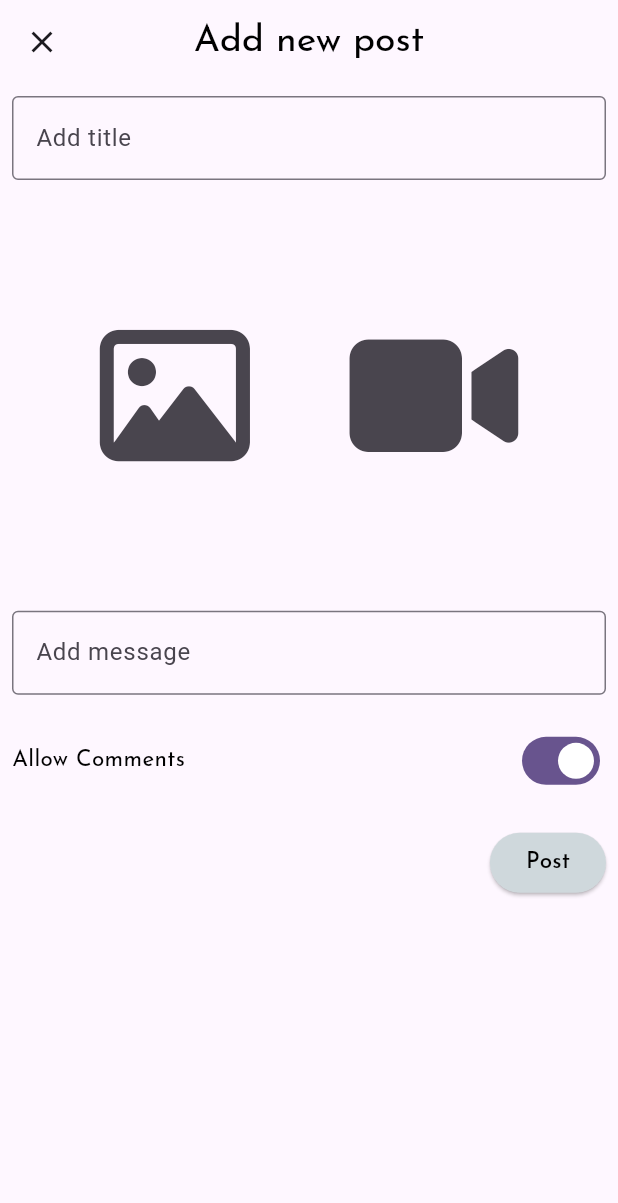
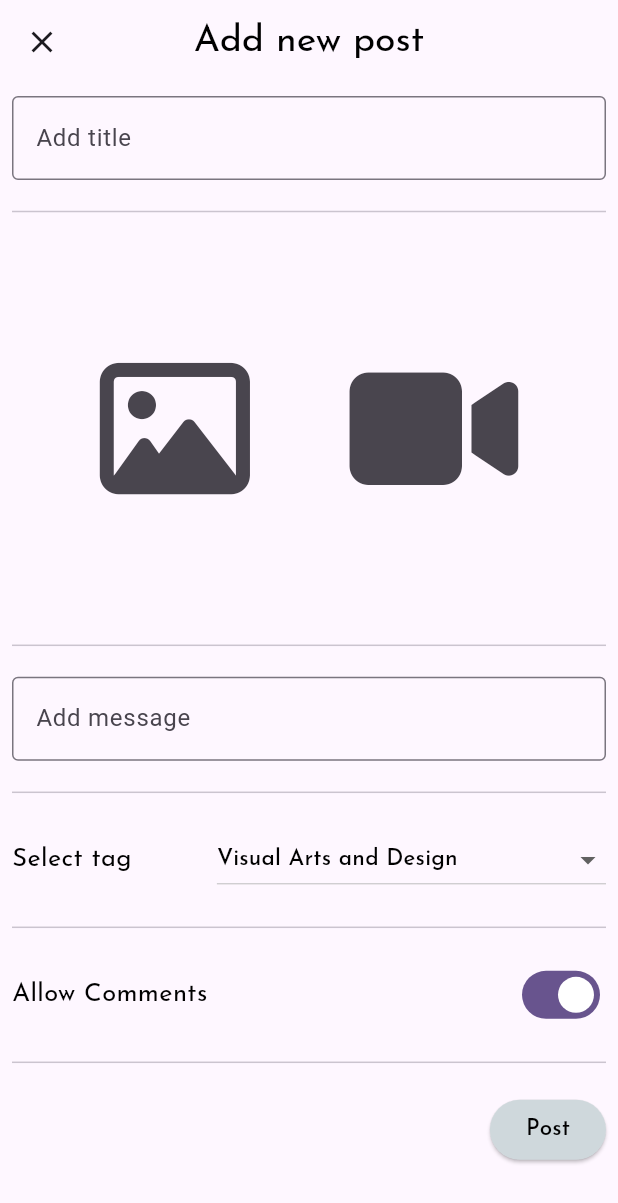
Before and after one commit to AyanDas-99/Verve, a Flutter app: the NewPostView screen opened directly, on a phone screen of 412 x 824 dp. Shown: the top 1203 px of the screen. Run offline on Flutter 3.47's test engine with Material 2 defaults, Android fonts, the phone set to English and light mode, and no system bars; our stand-ins replace chewie, cloud_firestore, firebase_auth, firebase_core, firebase_storage, flutter_hooks and 8 more; missing offline and left inert: video_thumbnail; accounts and stored records are empty.

Commit message:
confirmation dialog and new post view completed

```diff
--- a/lib/state/auth/constants/firebase_field_names.dart
+++ b/lib/state/auth/constants/firebase_field_names.dart
@@ -21,5 +21,6 @@ class FirebaseFieldNames {
   static String originalFileStorageId = 'original_file_storage_id';
   static String aspectRatio = 'aspect_ratio';
   static String createdAt = 'created_at';
+  static String tag = 'tag';
   const FirebaseFieldNames._();
 }
--- a/lib/state/post_upload/notifiers/post_upload_notifier.dart
+++ b/lib/state/post_upload/notifiers/post_upload_notifier.dart
@@ -27,6 +27,7 @@ class PostUploadNotifier extends StateNotifier<IsLoading> {
     required bool allowComments,
     required FileType fileType,
     required File file,
+    required String tag,
   }) async {
     isLoading = true;
 
@@ -109,6 +110,7 @@ class PostUploadNotifier extends StateNotifier<IsLoading> {
         thumbnailUrl: thumbnailUrl,
         thumbnailStorageId: thumbnailStorageId,
         aspectRatio: aspectRatio,
+        tag: tag,
       );
 
       await FirebaseFirestore.instance
--- a/lib/state/posts/models/post.dart
+++ b/lib/state/posts/models/post.dart
@@ -19,6 +19,7 @@ class Post {
   final String thumbnailStorageId;
   final double aspectRatio;
   final DateTime createdAt;
+  final String tag;
   const Post({
     required this.postId,
     required this.postedBy,
@@ -32,6 +33,7 @@ class Post {
     required this.thumbnailStorageId,
     required this.aspectRatio,
     required this.createdAt,
+    required this.tag,
   });
 
   Post.fromJson(Map<String, dynamic> json)
@@ -51,6 +53,7 @@ class Post {
           thumbnailStorageId: json[FirebaseFieldNames.thumbnailStorageId],
           aspectRatio: json[FirebaseFieldNames.aspectRatio],
           createdAt: (json[FirebaseFieldNames.createdAt] as Timestamp).toDate(),
+          tag: json[FirebaseFieldNames.tag],
         );
 
   @override
@@ -66,7 +69,8 @@ class Post {
       thumbnailUrl == other.thumbnailUrl &&
       thumbnailStorageId == other.thumbnailStorageId &&
       aspectRatio == other.aspectRatio &&
-      createdAt == other.createdAt;
+      createdAt == other.createdAt &&
+      tag == other.tag;
 
   @override
   // TODO: implement hashCode
@@ -83,5 +87,6 @@ class Post {
         thumbnailStorageId,
         aspectRatio,
         createdAt,
+        tag,
       ]);
 }
--- a/lib/state/posts/models/post_payload.dart
+++ b/lib/state/posts/models/post_payload.dart
@@ -18,6 +18,7 @@ class PostPayload extends MapView<String, dynamic> {
     required String thumbnailUrl,
     required String thumbnailStorageId,
     required double aspectRatio,
+    required String tag,
   }) : super({
           FirebaseFieldNames.userId: postedBy,
           FirebaseFieldNames.title: title,
@@ -30,5 +31,6 @@ class PostPayload extends MapView<String, dynamic> {
           FirebaseFieldNames.thumbnailStorageId: thumbnailStorageId,
           FirebaseFieldNames.aspectRatio: aspectRatio,
           FirebaseFieldNames.createdAt: FieldValue.serverTimestamp(),
+          FirebaseFieldNames.tag: tag,
         });
 }
--- /dev/null
+++ b/lib/views/components/dialogs/post_confirmation_dialog.dart
@@ -0,0 +1,12 @@
+import 'package:flutter/foundation.dart' show immutable;
+import 'package:verve/views/components/dialogs/get_confirmation_dialog_model.dart';
+import 'package:verve/views/constants/strings.dart';
+
+@immutable
+class PostConfirmationDialog extends GetConfirmationDialogModel {
+  PostConfirmationDialog()
+      : super(title: Strings.areYouSureYouWantToPost, entries: {
+          Strings.cancel: false,
+          Strings.confirm: true,
+        });
+}
--- a/lib/views/components/image_or_video_view.dart
+++ b/lib/views/components/image_or_video_view.dart
@@ -4,7 +4,6 @@ import 'package:flutter_hooks/flutter_hooks.dart';
 import 'package:verve/state/enums/file_type.dart';
 import 'package:verve/state/image_upload/extensions/get_aspect_ratio.dart';
 import 'package:verve/views/components/screens/video_player_view.dart';
-import 'package:verve/views/components/text/regular_text.dart';
 
 class ImageOrVideoView extends HookWidget {
   final File? file;
--- a/lib/views/components/screens/new_post_view.dart
+++ b/lib/views/components/screens/new_post_view.dart
@@ -6,9 +6,13 @@ import 'package:hooks_riverpod/hooks_riverpod.dart';
 import 'package:verve/state/enums/file_type.dart';
 import 'package:verve/state/image_upload/helper/image_picker_helper.dart';
 import 'package:verve/state/post_upload/providers/post_upload_provider.dart';
+import 'package:verve/state/providers/creative_field_list_provider.dart';
 import 'package:verve/state/user_info/providers/user_id_provider.dart';
 import 'package:verve/views/components/button.dart';
+import 'package:verve/views/components/dialogs/get_confirmation_dialog_model.dart';
+import 'package:verve/views/components/dialogs/post_confirmation_dialog.dart';
 import 'package:verve/views/components/image_or_video_view.dart';
+import 'package:verve/views/components/padded_divider.dart';
 import 'package:verve/views/components/snackbars/failure_snackbar.dart';
 import 'package:verve/views/components/snackbars/snackbar_model.dart';
 import 'package:verve/views/components/text/regular_text.dart';
@@ -17,7 +21,10 @@ import 'package:verve/views/constants/strings.dart';
 final selectedFileProvider = StateProvider.autoDispose<File?>((_) => null);
 final selectedFileTypeProvider =
     StateProvider.autoDispose<FileType?>((_) => null);
-final allowCommentsProvider = StateProvider<bool>((_) => true);
+final allowCommentsProvider = StateProvider.autoDispose<bool>((_) => true);
+final selectedTagProvider = StateProvider.autoDispose<String>((ref) {
+  return ref.watch(creativeFieldListProvider).first;
+});
 
 class NewPostView extends HookConsumerWidget {
   const NewPostView({super.key});
@@ -29,6 +36,8 @@ class NewPostView extends HookConsumerWidget {
     final fileToUpload = ref.watch(selectedFileProvider);
     final fileType = ref.watch(selectedFileTypeProvider);
     final allowComments = ref.watch(allowCommentsProvider);
+    final creativeFieldList = ref.watch(creativeFieldListProvider);
+    final selectedTag = ref.watch(selectedTagProvider);
 
     final titleController = useTextEditingController();
     final messageController = useTextEditingController();
@@ -77,10 +86,7 @@ class NewPostView extends HookConsumerWidget {
                 controller: titleController,
               ),
 
-              const SizedBox(
-                height: 20,
-              ),
-
+              paddedDivider(),
               // Selector
               Container(
                 constraints: BoxConstraints(
@@ -124,9 +130,8 @@ class NewPostView extends HookConsumerWidget {
                         ],
                       ),
               ),
-              const SizedBox(
-                height: 20,
-              ),
+
+              paddedDivider(),
               // Message
               TextField(
                 decoration: InputDecoration(
@@ -136,15 +141,34 @@ class NewPostView extends HookConsumerWidget {
                 controller: messageController,
               ),
 
-              const SizedBox(
-                height: 20,
+              paddedDivider(),
+              // tag select
+              Row(
+                children: [
+                  regularText(Strings.selectTag, fontSize: 17),
+                  const Spacer(),
+                  DropdownButton(
+                    items: creativeFieldList
+                        .map((tag) => DropdownMenuItem(
+                              value: tag,
+                              child: regularText(tag),
+                            ))
+                        .toList(),
+                    onChanged: (tag) {
+                      ref.read(selectedTagProvider.notifier).state = tag!;
+                    },
+                    value: selectedTag,
                   ),
+                ],
+              ),
+
+              paddedDivider(),
 
               // Allow comment setting
               Row(
                 children: [
-                  regularText(Strings.allowComments),
-                  Spacer(),
+                  regularText(Strings.allowComments, fontSize: 17),
+                  const Spacer(),
                   Switch(
                     value: ref.watch(allowCommentsProvider),
                     onChanged: (value) {
@@ -154,11 +178,7 @@ class NewPostView extends HookConsumerWidget {
                 ],
               ),
 
-              const SizedBox(
-                height: 20,
-              ),
-
-              // Send buttons
+              paddedDivider(), // Send buttons
               Row(
                 children: [
                   const Spacer(),
@@ -171,6 +191,12 @@ class NewPostView extends HookConsumerWidget {
                               FailureSnackBar('Fill all fields').show(context);
                             }
                           : () async {
+                              if (context.mounted) {
+                                final shouldPost =
+                                    await PostConfirmationDialog()
+                                        .present(context);
+
+                                if (shouldPost) {
                                   final uploaded = await ref
                                       .read(postUploadProvider.notifier)
                                       .upload(
@@ -180,14 +206,17 @@ class NewPostView extends HookConsumerWidget {
                                         allowComments: allowComments,
                                         fileType: fileType!,
                                         file: fileToUpload!,
+                                        tag: selectedTag,
                                       );
-
                                   if (context.mounted) {
                                     if (uploaded) {
                                       Navigator.pop(context);
                                     } else {
-                                  FailureSnackBar(Strings.failedToUploadPost)
+                                      FailureSnackBar(
+                                              Strings.failedToUploadPost)
                                           .show(context);
+                                    }
+                                  }
                                 }
                               }
                             },
--- a/lib/views/constants/strings.dart
+++ b/lib/views/constants/strings.dart
@@ -12,6 +12,7 @@ class Strings {
   static String userNotFound = 'User not found!';
   static String enterNewName = 'Enter new name';
   static String cancel = 'Cancel';
+  static String confirm = 'Confirm';
   static String letPeopleKnowAboutYou = 'Let people know about you';
   static String selectedTags = 'Selected tags';
   static String nameUpdatedSuccessfully = 'Name updated successfully!';
@@ -30,6 +31,8 @@ class Strings {
   static String post = 'Post';
   static String fillAllFields = 'Please fill all fields';
   static String selectImageOrVideoFile = 'Select an image or a video file';
-
+  static String areYouSureYouWantToLogOut = 'Are you sure you want to log out?';
+  static String areYouSureYouWantToPost = 'Are you sure you want to post?';
+  static String selectTag = 'Select tag';
   Strings._();
 }
```
Also changed, not shown: lib/views/components/dialogs/get_confirmation_dialog_model.dart (added, +40 -0 lines), lib/views/components/dialogs/log_out_dialog.dart (added, +15 -0 lines), lib/views/components/user_profile_view.dart (+11 -2 lines). Lines whose indentation alone changed are shown as unchanged.
